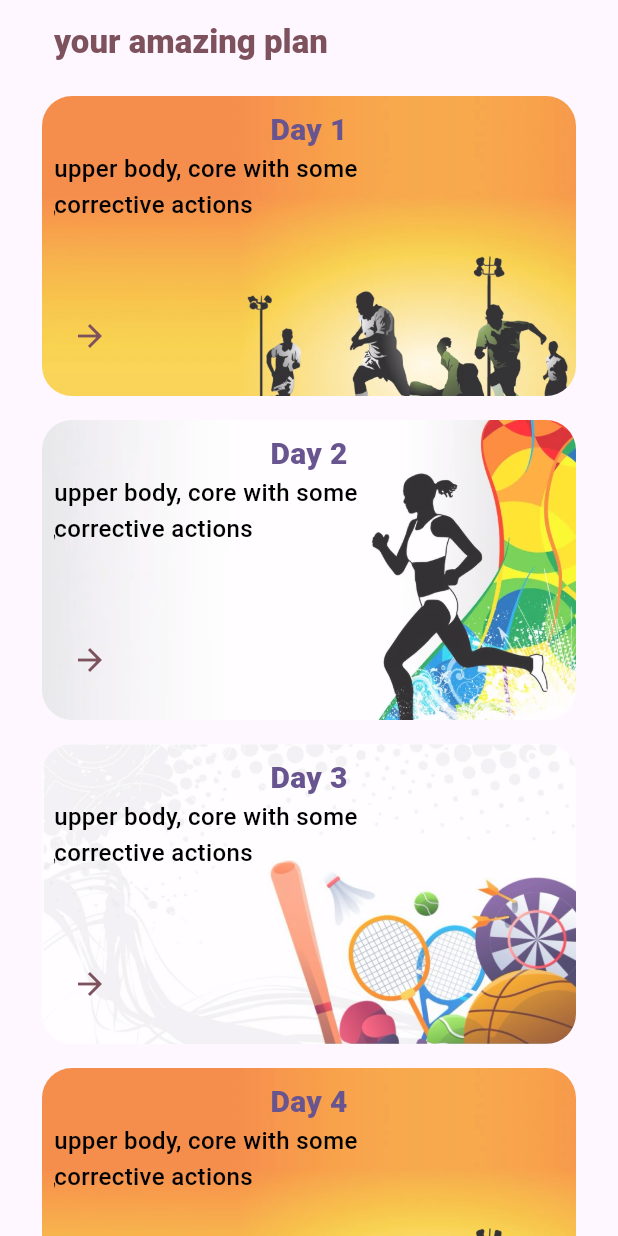
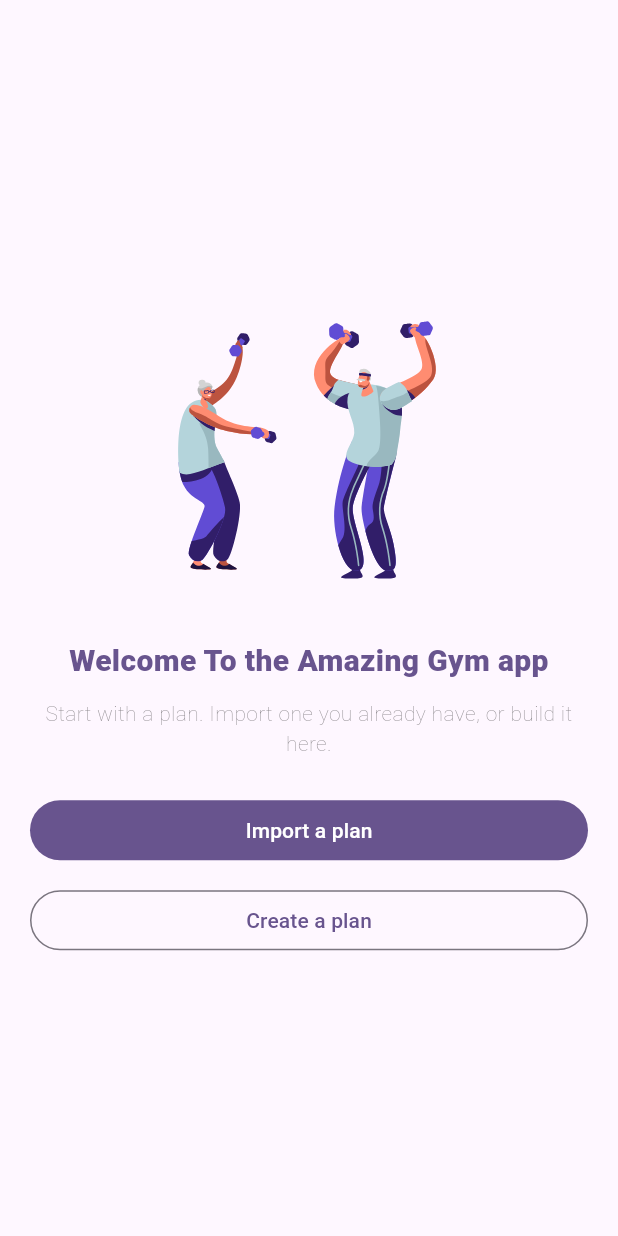
Before and after one commit to Zaaraa96/gym_app_layout, a Flutter app: the screen it shows after launch, on a phone screen of 412 x 824 dp. Run offline on Flutter 3.47's test engine with Material 3 defaults, Android fonts, the phone set to English and light mode, and no system bars; our stand-ins replace flutter_svg, get, image_picker, isar, lottie; accounts and stored records are empty; generated files the repository leaves out were written again; project files that could hold a hidden picture were left out.

Commit message:
Fork first run into welcome or the plans home instead of a hardcoded demo.
Launch route now depends on whether any WorkoutPlan exists, so the app opens on real local state. Adds PlanRepository as the single reader of the plan collection and a Plans home with the Plans | Month bar.

Co-authored-by: Cursor <cursoragent@cursor.com>

```diff
--- /dev/null
+++ b/lib/common/app_routes.dart
@@ -0,0 +1,6 @@
+/// Named routes. Kept in one place so `main` and tests agree on the strings.
+abstract final class AppRoutes {
+  static const welcome = '/';
+  static const home = '/home';
+  static const newPlan = '/new-plan';
+}
--- /dev/null
+++ b/lib/features/welcome/welcome_page.dart
@@ -0,0 +1,62 @@
+import 'package:flutter/material.dart';
+import 'package:get/get.dart';
+import 'package:lottie/lottie.dart';
+
+import '../../common/app_routes.dart';
+import '../../common/widgets/app_scaffold.dart';
+import '../../common/widgets/app_text.dart';
+
+/// First-run fork: get a plan in by import or by creating one.
+class WelcomePage extends StatelessWidget {
+  const WelcomePage({super.key});
+
+  @override
+  Widget build(BuildContext context) {
+    return AppScaffold(
+      body: Center(
+        child: SingleChildScrollView(
+          child: Column(
+            mainAxisAlignment: MainAxisAlignment.center,
+            children: [
+              Lottie.asset('assets/json/gym.json', height: 240),
+              AppText(
+                'Welcome To the Amazing Gym app',
+                style: titleTextStyle,
+                textAlign: TextAlign.center,
+              ),
+              const SizedBox(height: 10),
+              const AppText(
+                'Start with a plan. Import one you already have, or build it here.',
+                style: subtitleTextStyle,
+                textAlign: TextAlign.center,
+              ),
+              const SizedBox(height: 24),
+              SizedBox(
+                width: double.infinity,
+                child: FilledButton(
+                  onPressed: () => showImportComingSoon(context),
+                  child: const Text('Import a plan'),
+                ),
+              ),
+              const SizedBox(height: 12),
+              SizedBox(
+                width: double.infinity,
+                child: OutlinedButton(
+                  onPressed: () => Get.toNamed(AppRoutes.newPlan),
+                  child: const Text('Create a plan'),
+                ),
+              ),
+            ],
+          ),
+        ),
+      ),
+    );
+  }
+}
+
+/// JSON import lands in the next slice; until then say so instead of dead-ending.
+void showImportComingSoon(BuildContext context) {
+  ScaffoldMessenger.of(context).showSnackBar(
+    const SnackBar(content: Text('JSON import is coming next')),
+  );
+}
--- a/lib/main.dart
+++ b/lib/main.dart
@@ -1,83 +1,40 @@
 import 'package:flutter/material.dart';
 import 'package:get/get.dart';
 
+import 'common/app_routes.dart';
 import 'common/app_theme.dart';
 import 'data/isar_service.dart';
+import 'data/plan_repository.dart';
 import 'features/add_plan_page.dart';
-import 'features/single_day_plan_page.dart';
-import 'features/single_exercise_page.dart';
-import 'features/single_plan/single_plan_model.dart';
-import 'features/single_plan/single_plan_page.dart';
-import 'features/welcome_page.dart';
+import 'features/plans/plans_home_page.dart';
+import 'features/welcome/welcome_page.dart';
 
-void main() async {
+Future<void> main() async {
   WidgetsFlutterBinding.ensureInitialized();
-  Get.put(await IsarService.init());
-  runApp(MyApp());
+  final isarService = Get.put(await IsarService.init());
+  final plans = Get.put(PlanRepository(isarService.isar));
+  final hasPlans = await plans.count() > 0;
+  runApp(MyApp(
+    initialRoute: hasPlans ? AppRoutes.home : AppRoutes.welcome,
+  ));
 }
 
 class MyApp extends StatelessWidget {
-   MyApp({super.key});
+  const MyApp({super.key, this.initialRoute = AppRoutes.welcome});
 
+  final String initialRoute;
 
-
-  final SingleExerciseWithRound exerciseWithRound = SingleExerciseWithRound(
-      exerciseWithRepetitionModels: [
-        ExerciseWithRepetitionModel(repetition: 12, title: 'Dead lift'),
-        ExerciseWithRepetitionModel(repetition: 12, title: 'Dead lift')
-      ], roundNum: 3, svgPath: 'assets/image/upper-body.svg'
-  );
-  // This widget is the root of your application.
   @override
   Widget build(BuildContext context) {
     return GetMaterialApp(
       title: 'My Awesome Gym App',
       theme: appTheme,
-      initialRoute: '/plan',
+      initialRoute: initialRoute,
       getPages: [
-
-        GetPage(name: '/new-plan', page: () => const AddNewPlanPage()),
-        GetPage(name: '/', page: () => const WelcomePage()),
-        GetPage(name: '/plan', page: () => SinglePlanPage(plan: SinglePlanModel(title: 'your amazing plan',
-            dayPlans: [
-              SingleDayPlanModel(title: 'Day 1',
-                summary: "upper body, core with some ٖcorrective actions",
-                exercises: [
-                  exerciseWithRound,
-                  exerciseWithRound,
-                ],
-              ),
-              SingleDayPlanModel(title: 'Day 2',
-                summary: "upper body, core with some ٖcorrective actions",
-                exercises: [
-                  exerciseWithRound,
-                  exerciseWithRound,
-                ],
-              ),
-              SingleDayPlanModel(title: 'Day 3',
-                summary: "upper body, core with some ٖcorrective actions",
-                exercises: [
-                  exerciseWithRound,
-                  exerciseWithRound,
-                ],
-              ),
-              SingleDayPlanModel(title: 'Day 4',
-                summary: "upper body, core with some ٖcorrective actions",
-                exercises: [
-                  exerciseWithRound,
-                  exerciseWithRound,
-                ],
-              ),
-
-            ]),)),
-        GetPage(name: '/day', page: ()=> SingleDayPlan()),
-        GetPage(name: '/exercise', page: ()=> SingleExercisePage()),
+        GetPage(name: AppRoutes.welcome, page: () => const WelcomePage()),
+        GetPage(name: AppRoutes.home, page: () => const PlansHomePage()),
+        GetPage(name: AppRoutes.newPlan, page: () => const AddNewPlanPage()),
       ],
-
-
-
     );
   }
 }
-
-//todo: add getX for storage
```
Also changed, not shown: lib/data/plan_repository.dart (added, +31 -0 lines), lib/features/plans/plans_home_page.dart (added, +149 -0 lines), lib/features/welcome_page.dart (deleted, +0 -34 lines), 1 other file.
